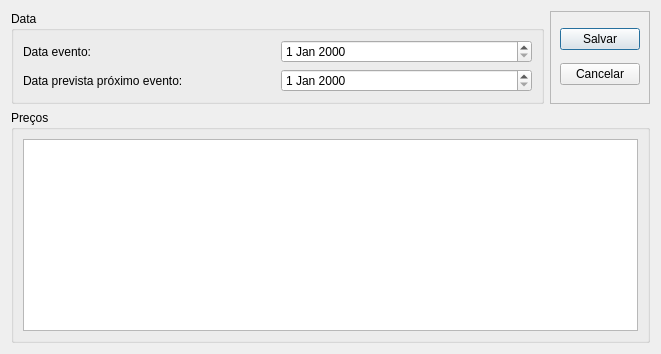
Before: the Qt Designer form ui/inputdialog.ui in lellisls/ERP-STACCATO, drawn with Qt 5.
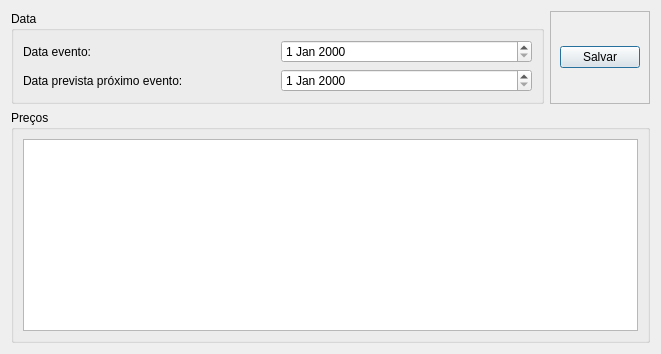
After: the same form once the commit is applied. Custom widgets are drawn as their Qt base class.

Commit message: Removido botões de Cancelar

Diff of the .ui file:
```diff
--- a/ui/inputdialog.ui
+++ b/ui/inputdialog.ui
@@ -58,22 +58,6 @@
       <enum>QFrame::Raised</enum>
      </property>
      <layout class="QGridLayout" name="gridLayout_4">
-      <item row="1" column="0">
-       <widget class="QPushButton" name="pushButtonCancelar">
-        <property name="sizePolicy">
-         <sizepolicy hsizetype="Fixed" vsizetype="Fixed">
-          <horstretch>0</horstretch>
-          <verstretch>0</verstretch>
-         </sizepolicy>
-        </property>
-        <property name="text">
-         <string>Cancelar</string>
-        </property>
-        <property name="autoDefault">
-         <bool>false</bool>
-        </property>
-       </widget>
-      </item>
       <item row="0" column="0">
        <widget class="QPushButton" name="pushButtonSalvar">
         <property name="sizePolicy">
```
The commit also changes 62 other files.
